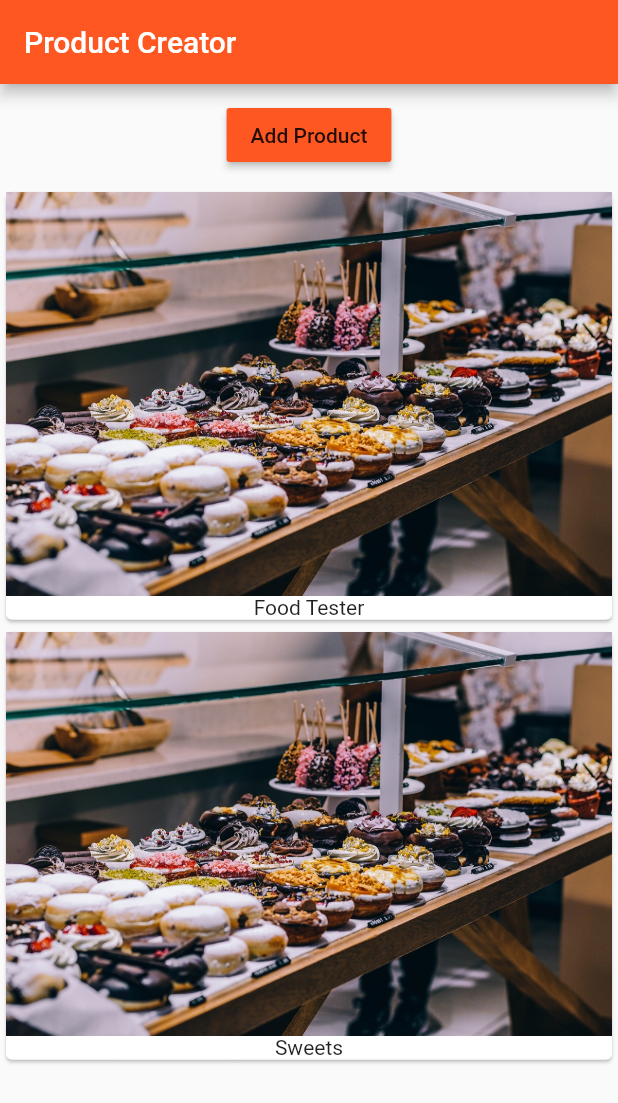
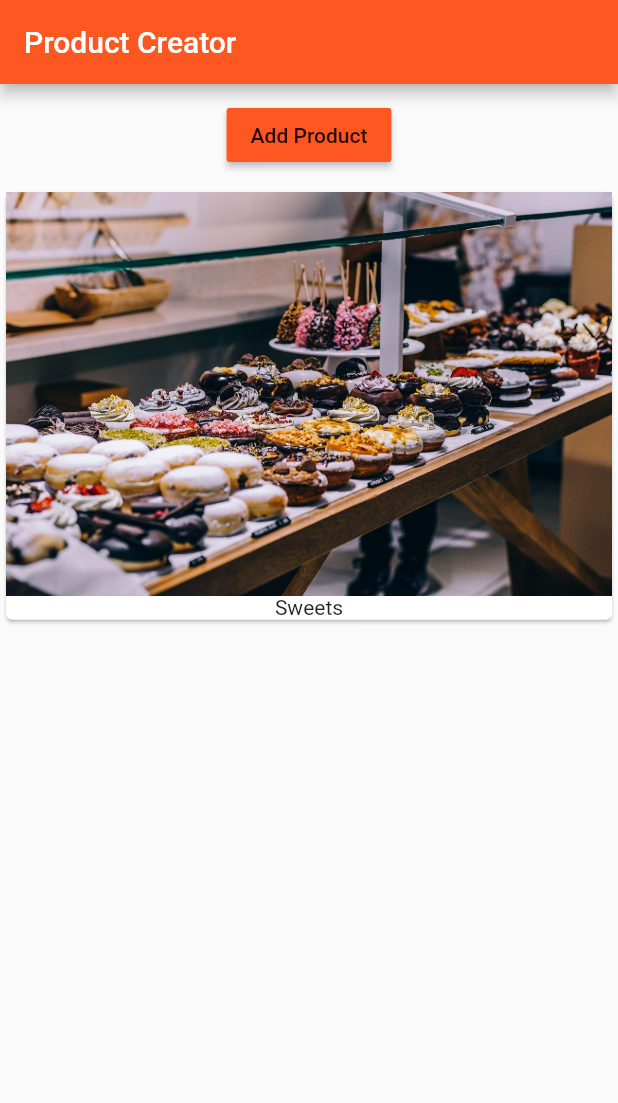
Before and after one commit to Liight/flutter_ProductCreator, a Flutter app: the screen it shows after launch, after a tap on "Add Product", on a phone screen of 412 x 824 dp. Shown: the top 1103 px of the screen. Run offline on Flutter 3.47's test engine with Material 2 defaults, Android fonts, the phone set to English and light mode, and no system bars.

```diff
--- a/lib/main.dart
+++ b/lib/main.dart
@@ -17,7 +17,7 @@ class MyApp extends StatelessWidget {
           appBar: AppBar(
             title: Text('Product Creator'),
           ),
-          body: ProductManager(startingProduct: 'Food Tester'),
+          body: ProductManager(),
           ),
     );
   }
--- a/lib/product_manager.dart
+++ b/lib/product_manager.dart
@@ -6,7 +6,7 @@ import './product_control.dart';
 class ProductManager extends StatefulWidget {
   final String startingProduct; // declares immutable string
 
-  ProductManager({this.startingProduct = 'Sweets Tester'}) {
+  ProductManager({this.startingProduct}) {
     // binds the startingProduct(above) to this class
     print('[ProductManager Widget] Constructor');
   }
@@ -25,8 +25,10 @@ class _ProductManagerState extends State<ProductManager> {
   void initState() {
     // initialises the state in this class,
     // it will run before the build class reducing the need for a re-render
+    if (widget.startingProduct != null){
+      _products.add(widget.startingProduct); // Add to List widget
+    }
     print('[_ProductManagerState Widget] initState()');
-    _products.add(widget.startingProduct); // Add to List widget
     super
         .initState(); // calls the State (this class extends State) as a constructor before overrides
   }
@@ -52,7 +54,7 @@ class _ProductManagerState extends State<ProductManager> {
           margin: EdgeInsets.all(10.0),
           child: ProductControl(_addProduct),
         ),
-        Products(_products)
+        Expanded(child: Products(_products)) // expanded takes up available remaining space on the screen
       ],
     );
   }
--- a/lib/products.dart
+++ b/lib/products.dart
@@ -2,24 +2,39 @@ import 'package:flutter/material.dart';
 
 class Products extends StatelessWidget {
   final List<String> products; // Set an immutable strongly typed variable
-  Products(this.products){
+  Products(this.products) {
     print('[Products Widget] Constructor');
   } // Grabs the incoming 'products' argument and stores it as a property of the class Products
+
+  Widget _buildProductItem(BuildContext context, int index) {
+    return Card(
+      child: Column(
+        children: <Widget>[
+          Image.asset('assets/food.jpg'),
+          Text(products[index])
+        ],
+      ),
+    );
+  }
+
+  Widget _buildProductList() {
+    Widget productCard;
+    if (products.length > 0) {
+      productCard = ListView.builder(
+        // list view must return a list (allows scroll)
+        itemBuilder:
+            _buildProductItem, // what does building an item mean, how is an item built
+        itemCount: products.length,
+      );
+    } else {
+      productCard = Center(child: Text('No products found, please add some'));
+    }
+    return productCard;
+  }
 
   @override
   Widget build(BuildContext context) {
     print('[Products Widget] build()');
-    return Column(
-      children: products
-          .map((element) => Card(
-                child: Column(
-                  children: <Widget>[
-                    Image.asset('assets/food.jpg'),
-                    Text(element)
-                  ],
-                ),
-              ))
-          .toList(),
-    );
+    return _buildProductList();
   }
 }
```
